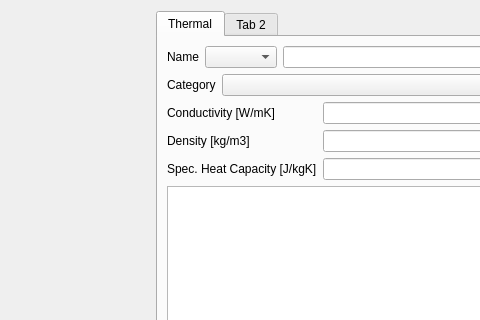
First picture: the form in SIM-VICUS/src/SVDBMaterialsEditWidget.ui, repository ghorwin/SIM-VICUS, before the edit; both pictures show x 646 to 1126 and y 0 to 320 of the 1484 by 751 pixel window.
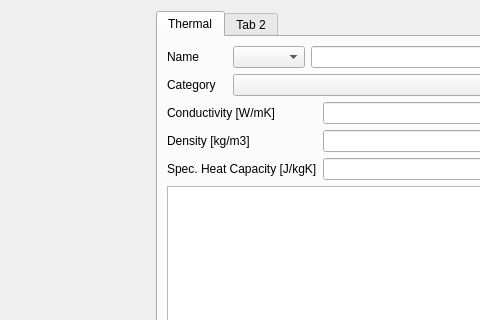
Second picture: the form after the edit. Icons and pictures are not drawn. Custom widgets are drawn as their Qt base class.

Commit message: edit material widget

The edit to the form file:
```diff
--- a/SIM-VICUS/src/SVDBMaterialsEditWidget.ui
+++ b/SIM-VICUS/src/SVDBMaterialsEditWidget.ui
@@ -31,6 +31,12 @@
         <layout class="QHBoxLayout" name="horizontalLayout">
          <item>
           <widget class="QLabel" name="labelDisplayName">
+           <property name="minimumSize">
+            <size>
+             <width>60</width>
+             <height>0</height>
+            </size>
+           </property>
            <property name="text">
             <string>Name</string>
            </property>
@@ -56,6 +62,12 @@
        </item>
        <item row="1" column="0">
         <widget class="QLabel" name="labelCategory">
+         <property name="minimumSize">
+          <size>
+           <width>60</width>
+           <height>0</height>
+          </size>
+         </property>
          <property name="text">
           <string>Category</string>
          </property>
```
Left out of the diff: 2 changed lines with no effect on the pictures. The commit also changes 4 other files.
